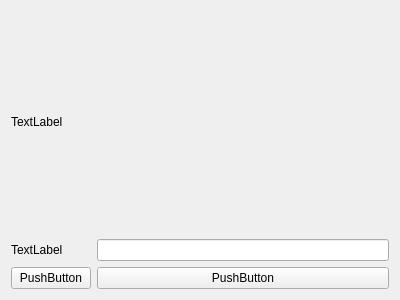
Before: the Qt Designer form FactoryDefaultWidget.ui in wruwami/TPCAM-M30, drawn with Qt 5.
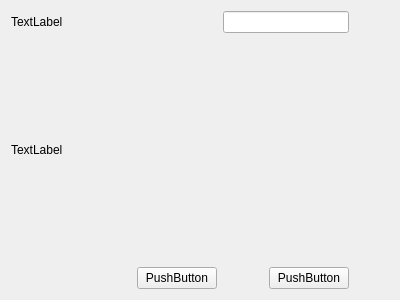
After: the same form once the commit is applied. Custom widgets are drawn as their Qt base class.

Diff of the .ui file:
```diff
--- a/FactoryDefaultWidget.ui
+++ b/FactoryDefaultWidget.ui
@@ -15,42 +15,98 @@
   </property>
   <layout class="QGridLayout" name="gridLayout_2">
    <item row="0" column="0">
-    <layout class="QGridLayout" name="gridLayout">
-     <item row="1" column="1">
-      <widget class="QLineEdit" name="lineEdit"/>
-     </item>
-     <item row="0" column="0" colspan="2">
-      <widget class="QLabel" name="label">
-       <property name="text">
-        <string>TextLabel</string>
-       </property>
-      </widget>
-     </item>
-     <item row="1" column="0">
-      <widget class="QLabel" name="label_2">
-       <property name="text">
-        <string>TextLabel</string>
-       </property>
-      </widget>
-     </item>
+    <layout class="QGridLayout" name="gridLayout" columnstretch="1,0,0,0,0">
      <item row="2" column="0">
-      <widget class="QPushButton" name="pushButton">
+      <widget class="CustomLabel" name="factoryDefaultLabel">
        <property name="text">
+        <string>TextLabel</string>
+       </property>
+      </widget>
+     </item>
+     <item row="1" column="2" colspan="2">
+      <widget class="CustomLineEdit" name="lineEdit"/>
+     </item>
+     <item row="1" column="0" colspan="2">
+      <widget class="CustomLabel" name="pwLabel">
+       <property name="text">
+        <string>TextLabel</string>
+       </property>
+      </widget>
+     </item>
+     <item row="3" column="3">
+      <widget class="CustomPushButton" name="cancelPushButton">
+       <property name="text">
         <string>PushButton</string>
        </property>
       </widget>
      </item>
-     <item row="2" column="1">
-      <widget class="QPushButton" name="pushButton_2">
+     <item row="3" column="1">
+      <widget class="CustomPushButton" name="okPushButton">
        <property name="text">
         <string>PushButton</string>
        </property>
       </widget>
      </item>
+     <item row="3" column="2">
+      <spacer name="horizontalSpacer">
+       <property name="orientation">
+        <enum>Qt::Horizontal</enum>
+       </property>
+       <property name="sizeHint" stdset="0">
+        <size>
+         <width>40</width>
+         <height>20</height>
+        </size>
+       </property>
+      </spacer>
+     </item>
+     <item row="3" column="0">
+      <spacer name="horizontalSpacer_3">
+       <property name="orientation">
+        <enum>Qt::Horizontal</enum>
+       </property>
+       <property name="sizeHint" stdset="0">
+        <size>
+         <width>40</width>
+         <height>20</height>
+        </size>
+       </property>
+      </spacer>
+     </item>
+     <item row="3" column="4">
+      <spacer name="horizontalSpacer_2">
+       <property name="orientation">
+        <enum>Qt::Horizontal</enum>
+       </property>
+       <property name="sizeHint" stdset="0">
+        <size>
+         <width>40</width>
+         <height>20</height>
+        </size>
+       </property>
+      </spacer>
+     </item>
     </layout>
    </item>
   </layout>
  </widget>
+ <customwidgets>
+  <customwidget>
+   <class>CustomPushButton</class>
+   <extends>QPushButton</extends>
+   <header>CustomPushButton.h</header>
+  </customwidget>
+  <customwidget>
+   <class>CustomLabel</class>
+   <extends>QLabel</extends>
+   <header location="global">CustomLabel.h</header>
+  </customwidget>
+  <customwidget>
+   <class>CustomLineEdit</class>
+   <extends>QLineEdit</extends>
+   <header>CustomLineEdit.h</header>
+  </customwidget>
+ </customwidgets>
  <resources/>
  <connections/>
 </ui>
```
